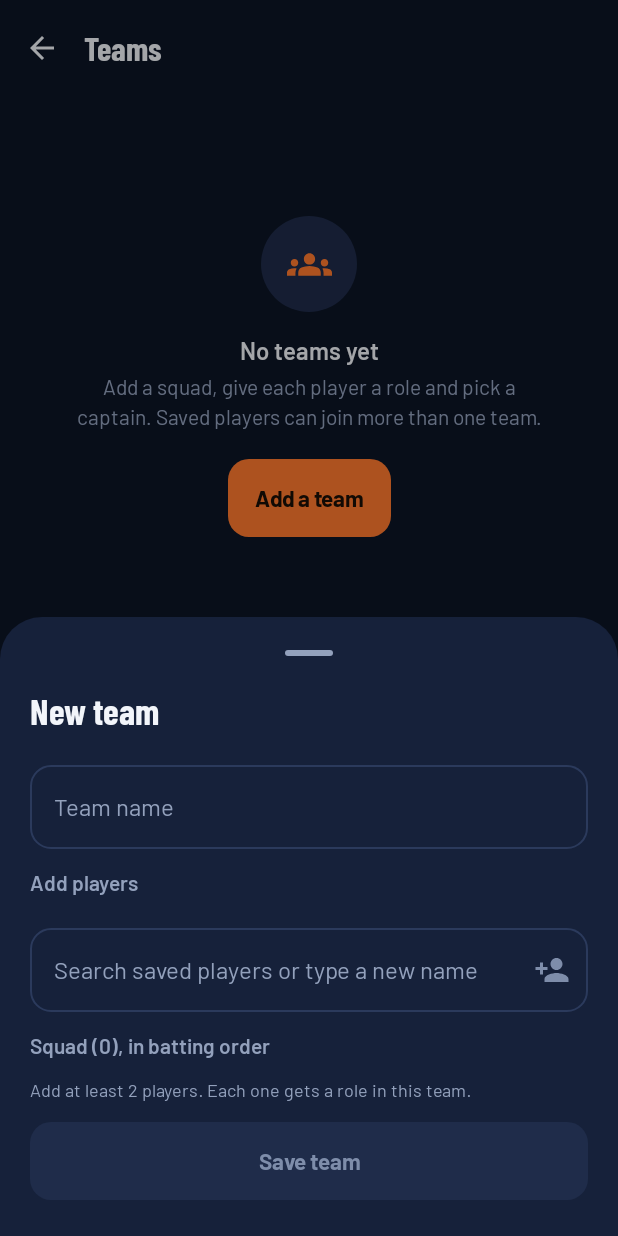
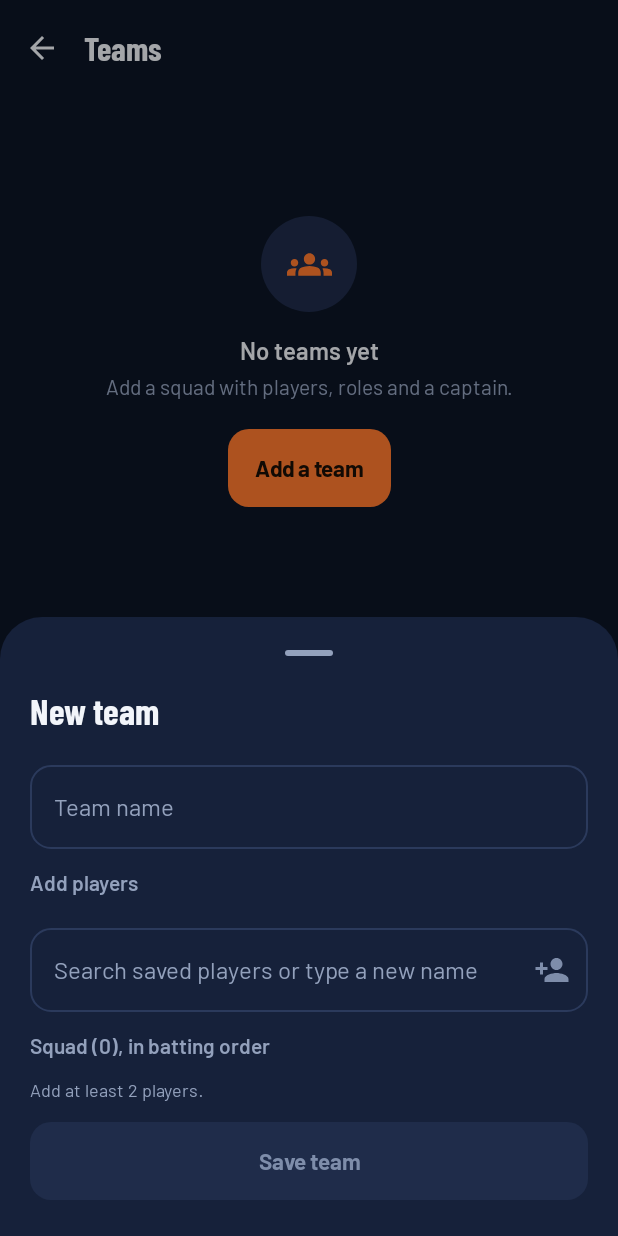
Before and after one commit to Hanan786-coder/LSL-v2, an Android app built with Jetpack Compose: the screen it shows after launch (MainActivity), after a tap on "Add a team", on a phone screen of 412 x 824 dp. Run offline under Robolectric (Android 15) with nearby library versions, the phone set to English and light mode, and no system bars; our stand-ins replace Room's generated code; 1 other tap on this screen came first.

Commit message:
polish: tighter copy and aligned role tags
- Replace filler lines with short, plain ones (home shows today's date,
  empty states and confirmations say one thing each)
- Role tags have a fixed height with optically centred text, so team
  names, the captain's C and tags sit on one line, including wrapped rows
  on the Players screen

```diff
--- a/app/src/main/java/com/example/ui/DashboardScreen.kt
+++ b/app/src/main/java/com/example/ui/DashboardScreen.kt
@@ -145,7 +145,7 @@ fun DashboardScreen(
                     Text("No finished matches yet", style = MaterialTheme.typography.titleSmall, color = Lsl.Chalk)
                     Spacer(Modifier.height(4.dp))
                     Text(
-                        "Results, top scorers and the player of the match show up here after your first game.",
+                        "Finished matches appear here.",
                         style = MaterialTheme.typography.bodyMedium,
                         color = Lsl.Mist
                     )
@@ -159,15 +159,8 @@ fun DashboardScreen(
     }
 }
 
-private fun greeting(): String {
-    val h = Calendar.getInstance().get(Calendar.HOUR_OF_DAY)
-    return when (h) {
-        in 5..11 -> "Morning game? Teams are ready when you are."
-        in 12..16 -> "Afternoon game? Teams are ready when you are."
-        in 17..20 -> "Evening game? Teams are ready when you are."
-        else -> "Late one? Teams are ready when you are."
-    }
-}
+private fun greeting(): String =
+    SimpleDateFormat("EEEE, d MMMM", Locale.getDefault()).format(Date())
 
 private fun countLabel(n: Int, singular: String, plural: String = singular + "s") =
     if (n == 0) "None yet" else "$n ${if (n == 1) singular else plural}"
@@ -221,8 +214,8 @@ private fun StartMatchPanel(canStart: Boolean, hasLive: Boolean, onClick: () ->
             )
             Spacer(Modifier.height(4.dp))
             Text(
-                if (canStart) "Pick two teams, toss the coin, score every ball."
-                else "Create squads with player names, then score your first game.",
+                if (canStart) "Choose teams and overs, then toss."
+                else "You need two squads to play.",
                 style = MaterialTheme.typography.bodyMedium,
                 color = fg.copy(alpha = 0.8f)
             )
@@ -262,7 +255,7 @@ private fun LiveMatchCard(match: MatchEntity, viewModel: LocoViewModel, onClick:
             Spacer(Modifier.width(8.dp))
             Text("Live", style = MaterialTheme.typography.labelLarge, color = Lsl.Tape)
             Spacer(Modifier.weight(1f))
-            Text("Tap to keep scoring", style = MaterialTheme.typography.labelMedium, color = Lsl.Mist)
+            Text("Tap to resume", style = MaterialTheme.typography.labelMedium, color = Lsl.Mist)
         }
         Spacer(Modifier.height(10.dp))
         Row(verticalAlignment = Alignment.CenterVertically) {
--- a/app/src/main/java/com/example/ui/HistoryScreen.kt
+++ b/app/src/main/java/com/example/ui/HistoryScreen.kt
@@ -69,7 +69,7 @@ fun HistoryScreen(
                 EmptyState(
                     icon = Icons.Default.History,
                     title = if (completed.isEmpty()) "No finished matches yet" else "Nothing matches \"$query\"",
-                    body = if (completed.isEmpty()) "Finish a match and its full scorecard is saved here." else "Try a team or player name.",
+                    body = if (completed.isEmpty()) "Finished matches appear here." else "Try a team or player name.",
                     modifier = Modifier.padding(top = 32.dp)
                 )
             } else {
--- a/app/src/main/java/com/example/ui/LeaderboardScreen.kt
+++ b/app/src/main/java/com/example/ui/LeaderboardScreen.kt
@@ -163,9 +163,9 @@ fun LeaderboardScreen(
                         icon = Icons.Default.Leaderboard,
                         title = if (careers.isEmpty()) "No stats yet" else "No one qualifies yet",
                         body = when {
-                            careers.isEmpty() -> "Finish a match and every batter and bowler gets a career line here."
+                            careers.isEmpty() -> "Stats appear after your first finished match."
                             m == Metric.STRIKE || m == Metric.ECONOMY -> "Needs at least one full over (6 balls)."
-                            m.tab == 2 -> "Pick the fielder when you record a catch, run out or stumping and they show up here."
+                            m.tab == 2 -> "Counted when you pick the fielder on a catch, run out or stumping."
                             else -> "Nobody has one of these yet."
                         },
                         modifier = Modifier.padding(top = 24.dp)
--- a/app/src/main/java/com/example/ui/LslComponents.kt
+++ b/app/src/main/java/com/example/ui/LslComponents.kt
@@ -488,6 +488,14 @@ fun CountUpText(
 // Roles: a short tinted tag per role, and a gold "C" for the captain
 // ---------------------------------------------------------------------------
 
+/** Text style whose glyphs sit optically centred in a fixed-height box (no font padding above or below). */
+val CenteredLabel = androidx.compose.ui.text.TextStyle(
+    lineHeightStyle = androidx.compose.ui.text.style.LineHeightStyle(
+        alignment = androidx.compose.ui.text.style.LineHeightStyle.Alignment.Center,
+        trim = androidx.compose.ui.text.style.LineHeightStyle.Trim.Both
+    )
+)
+
 fun roleColor(role: com.example.data.PlayerRole): Color = when (role) {
     com.example.data.PlayerRole.BATTER -> Lsl.Flame
     com.example.data.PlayerRole.BOWLER -> Lsl.Sky
@@ -502,17 +510,16 @@ fun RoleBadge(role: com.example.data.PlayerRole, modifier: Modifier = Modifier,
     val c = roleColor(role)
     Box(
         modifier
+            .height(22.dp)
             .clip(RoundedCornerShape(6.dp))
             .background(c.copy(alpha = 0.16f))
-            .padding(horizontal = 6.dp, vertical = 2.dp),
+            .padding(horizontal = 7.dp),
         contentAlignment = Alignment.Center
     ) {
         Text(
             if (long) role.label else role.short,
             color = c,
-            fontFamily = Scoreboard,
-            fontWeight = FontWeight.Bold,
-            fontSize = 13.sp,
+            style = CenteredLabel.copy(fontFamily = Scoreboard, fontWeight = FontWeight.Bold, fontSize = 14.sp, lineHeight = 14.sp),
             maxLines = 1
         )
     }
--- a/app/src/main/java/com/example/ui/MatchSetupScreen.kt
+++ b/app/src/main/java/com/example/ui/MatchSetupScreen.kt
@@ -207,7 +207,7 @@ fun MatchSetupScreen(
                 Spacer(Modifier.height(12.dp))
                 val list = teams.filter { it.id != other?.id }
                 if (list.isEmpty()) {
-                    Text("No other teams yet. Add one from Teams on the home screen.", color = Lsl.Mist)
+                    Text("No other teams yet.", color = Lsl.Mist)
                 }
                 LazyColumn(verticalArrangement = Arrangement.spacedBy(8.dp), modifier = Modifier.heightIn(max = 460.dp)) {
                     items(list, key = { it.id }) { t ->
--- a/app/src/main/java/com/example/ui/RunRaceChart.kt
+++ b/app/src/main/java/com/example/ui/RunRaceChart.kt
@@ -242,7 +242,7 @@ fun RunRaceChart(
             Text(" wicket", style = MaterialTheme.typography.labelSmall, color = Lsl.Mist)
         }
         Text(
-            "Tap or drag across the chart to see the score after any over.",
+            "Drag across the chart to see any over.",
             style = MaterialTheme.typography.labelSmall,
             color = Lsl.Fade,
             modifier = Modifier.padding(top = 6.dp)
--- a/app/src/main/java/com/example/ui/ScorecardScreen.kt
+++ b/app/src/main/java/com/example/ui/ScorecardScreen.kt
@@ -217,7 +217,7 @@ private fun SummaryTab(
 
         item {
             QuietButton(
-                text = "Share with the group",
+                text = "Share scorecard",
                 icon = Icons.Default.Share,
                 tint = Lsl.Flame,
                 height = 52.dp,
--- a/app/src/main/java/com/example/ui/TeamsManageScreen.kt
+++ b/app/src/main/java/com/example/ui/TeamsManageScreen.kt
@@ -73,7 +73,7 @@ fun TeamsManageScreen(
             EmptyState(
                 icon = Icons.Default.Groups,
                 title = "No teams yet",
-                body = "Add a squad, give each player a role and pick a captain. Saved players can join more than one team.",
+                body = "Add a squad with players, roles and a captain.",
                 actionText = "Add a team",
                 onAction = { creating = true },
                 modifier = Modifier.padding(inner).padding(top = 48.dp)
@@ -116,7 +116,7 @@ fun TeamsManageScreen(
     deleting?.let { t ->
         ConfirmDialog(
             title = "Delete ${t.name}?",
-            body = "The squad is removed. Its players stay saved, and finished matches and career stats stay in history.",
+            body = "Its players, past matches and stats are kept.",
             confirmText = "Delete team",
             onConfirm = { viewModel.deleteTeam(t) },
             onDismiss = { deleting = null }
@@ -181,7 +181,7 @@ private fun TeamCard(
                 }
                 if (squad.any { it.role == PlayerRole.UNSET }) {
                     Text(
-                        "Some players have no role yet. Edit the squad to set them.",
+                        "Some roles aren't set yet.",
                         style = MaterialTheme.typography.labelSmall,
                         color = Lsl.Fade,
                         modifier = Modifier.padding(top = 4.dp)
@@ -296,7 +296,7 @@ private fun TeamEditorSheet(
                 trailing = { if (squad.isNotEmpty() && squad.none { it.captain }) Text("Tap the C to pick a captain", style = MaterialTheme.typography.labelSmall, color = Lsl.Fade) }
             )
             if (squad.isEmpty()) {
-                Text("Add at least 2 players. Each one gets a role in this team.", style = MaterialTheme.typography.bodySmall, color = Lsl.Mist)
+                Text("Add at least 2 players.", style = MaterialTheme.typography.bodySmall, color = Lsl.Mist)
             }
             squad.forEachIndexed { i, spot ->
                 key(spot.name) {
```
Also changed, not shown: app/src/main/java/com/example/ui/PlayersScreen.kt (+11 -11 lines), app/src/main/java/com/example/ui/ScoringScreen.kt (+7 -7 lines), app/src/main/java/com/example/ui/TournamentScreen.kt (+4 -4 lines).
